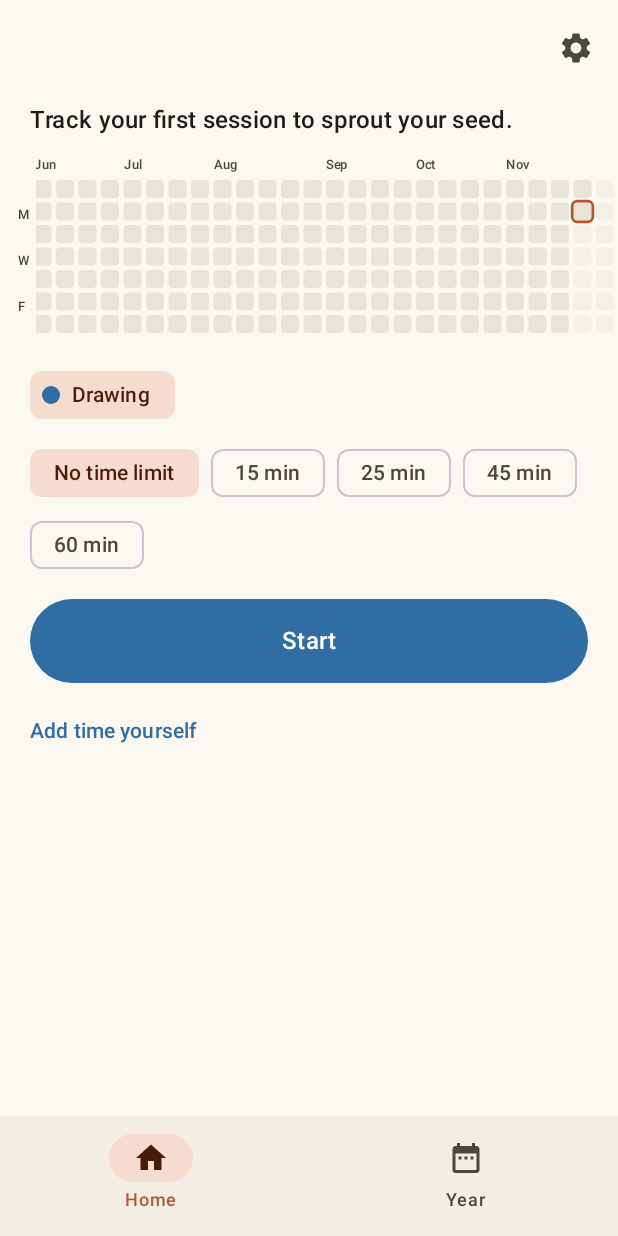
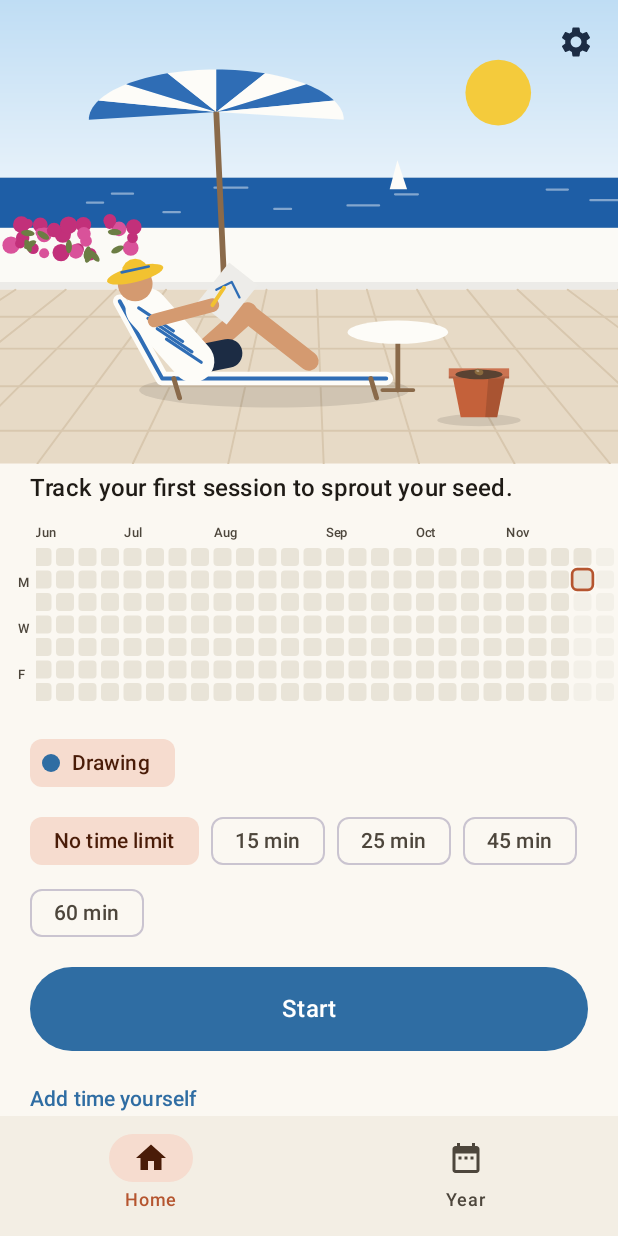
Before and after one commit to heezworks/grow-timer, an Android app built with Jetpack Compose: the screen it shows after launch (MainActivity), after a tap on "Start", on a phone screen of 412 x 824 dp. Run offline under Robolectric (Android 15) with nearby library versions, the phone set to English and light mode, and no system bars; our stand-ins replace Room's generated code; 1 other tap on this screen came first.

Commit message:
M3: 홈 맨 위에 테라스 장면, 식물 화면, 끝낼 때 자란 소식
- 장면은 쌓인 시간 + 정원 씨앗(설정에 한 번 만들어 둔다)으로 계산. "나"의 자세는 고른 활동을 따른다
- 장면을 누르면 식물 화면: 지금 화분, 이 화분과 보낸 시간, 다음 모습까지, 다 자란 화분들
- 끝낼 때: 잎이 하나 늘었어요 / 식물이 조금 달라졌어요 / 화분이 다 자랐어요 / 테라스에 새 물건
- 렌더러가 장면의 모든 도형(그러데이션·타원·다각형·선·자르기)을 그린다

Co-Authored-By: Claude Opus 5.5 <noreply@anthropic.com>

```diff
--- a/app/src/main/java/app/sn62kr/grow/GrowApp.kt
+++ b/app/src/main/java/app/sn62kr/grow/GrowApp.kt
@@ -17,9 +17,13 @@ import app.sn62kr.grow.timer.Notifier
 import app.sn62kr.grow.timer.SystemClockSource
 import app.sn62kr.grow.timer.TimerController
 import kotlinx.coroutines.delay
+import app.sn62kr.grow.core.garden.Garden
+import app.sn62kr.grow.core.garden.GardenState
 import kotlinx.coroutines.flow.Flow
+import kotlinx.coroutines.flow.combine
 import kotlinx.coroutines.flow.distinctUntilChanged
 import kotlinx.coroutines.flow.first
+import kotlinx.coroutines.launch
 import kotlinx.coroutines.flow.flow
 import java.time.LocalDate
 import java.time.DayOfWeek
@@ -43,6 +47,9 @@ class Graph(
     /** 오늘(현지). 자정이 지나면 바뀐다 — 30초마다 본다. */
     val today: Flow<LocalDate> = flow { while (true) { emit(clock.today()); delay(30_000) } }.distinctUntilChanged()
 
+    /** 정원(식물·정물): 쌓인 시간 전체 + 정원 씨앗에서 계산(design.md 5절). */
+    val garden: Flow<GardenState> = combine(records.totalSec, settings.gardenSeed) { t, s -> Garden.of(t, s) }
+
     /** 주의 첫날. 기기 로케일을 따른다(design.md 2절). 설정에서 바꾸기는 M5. */
     fun weekStart(): DayOfWeek = WeekFields.of(Locale.getDefault()).firstDayOfWeek
 
@@ -54,4 +61,10 @@ class Graph(
 
 class GrowApp : Application() {
     val graph by lazy { Graph(this) }
+
+    override fun onCreate() {
+        super.onCreate()
+        @OptIn(kotlinx.coroutines.DelicateCoroutinesApi::class)
+        kotlinx.coroutines.GlobalScope.launch { graph.settings.ensureGardenSeed() } // 정원 씨앗은 처음 한 번
+    }
 }
--- a/app/src/main/java/app/sn62kr/grow/data/Db.kt
+++ b/app/src/main/java/app/sn62kr/grow/data/Db.kt
@@ -88,6 +88,9 @@ interface SessionDao {
     @Query("SELECT localDate, SUM(durationSec) AS sec FROM session WHERE (:activityId IS NULL OR activityId = :activityId) GROUP BY localDate")
     fun observeDailySums(activityId: String?): Flow<List<DaySum>>
 
+    @Query("SELECT COALESCE(SUM(durationSec), 0) FROM session")
+    fun observeTotal(): Flow<Long>
+
     /** 기간 안의 활동별 합. 날짜는 YYYY-MM-DD 글자라 글자 비교가 곧 날짜 비교다. */
     @Query("SELECT activityId, SUM(durationSec) AS sec FROM session WHERE localDate BETWEEN :from AND :to GROUP BY activityId ORDER BY sec DESC")
     fun observeActivitySums(from: String, to: String): Flow<List<ActivitySum>>
--- a/app/src/main/java/app/sn62kr/grow/data/Records.kt
+++ b/app/src/main/java/app/sn62kr/grow/data/Records.kt
@@ -25,6 +25,9 @@ class Records(private val db: GrowDb, private val clock: () -> Long = System::cu
     /** 날짜 → 그날 합(초). 격자와 누적이 이것 하나로 계산된다(design.md 5절: 계산하고 저장하지 않는다). */
     fun daily(activityId: String? = null): Flow<Map<LocalDate, Int>> =
         sessions.observeDailySums(activityId).map { l -> l.associate { Days.parse(it.localDate) to it.sec } }
+
+    /** 모든 기록의 합(초). 식물과 정물이 이것에서 계산된다. */
+    val totalSec: Flow<Long> = sessions.observeTotal()
 
     /** 그해 활동별 합(초), 많은 순. */
     fun activityTotals(year: Int): Flow<List<Pair<String, Long>>> =
--- a/app/src/main/java/app/sn62kr/grow/data/Stores.kt
+++ b/app/src/main/java/app/sn62kr/grow/data/Stores.kt
@@ -5,6 +5,7 @@ import androidx.datastore.core.DataStore
 import androidx.datastore.preferences.core.Preferences
 import androidx.datastore.preferences.core.booleanPreferencesKey
 import androidx.datastore.preferences.core.edit
+import androidx.datastore.preferences.core.longPreferencesKey
 import androidx.datastore.preferences.core.stringPreferencesKey
 import androidx.datastore.preferences.preferencesDataStore
 import app.sn62kr.grow.core.time.RunningTimer
@@ -51,7 +52,21 @@ class SettingsStore(private val ds: DataStore<Preferences>) {
     private val onboarded = booleanPreferencesKey("onboarded")
     private val askedNotify = booleanPreferencesKey("askedNotify")
 
+    private val gardenSeedKey = longPreferencesKey("gardenSeed")
+
     val isOnboarded: Flow<Boolean> = ds.data.map { it[onboarded] ?: false }
+
+    /**
+     * 정원 씨앗: 식물 종 순서·모양과 정물 순서를 정한다. 처음 읽을 때 한 번 만든다. 자동 백업에 들어가고(settings 파일),
+     * JSON 백업에도 넣는다(M5) — 폰을 바꿔도 같은 정원.
+     */
+    val gardenSeed: Flow<Long> = ds.data.map { it[gardenSeedKey] ?: 0L }
+
+    suspend fun ensureGardenSeed(): Long {
+        var out = 0L
+        ds.edit { p -> out = p[gardenSeedKey] ?: java.security.SecureRandom().nextLong().also { p[gardenSeedKey] = it } }
+        return out
+    }
     val hasAskedNotify: Flow<Boolean> = ds.data.map { it[askedNotify] ?: false }
 
     suspend fun setOnboarded() = ds.edit { it[onboarded] = true }
--- a/app/src/main/java/app/sn62kr/grow/render/AndroidRenderer.kt
+++ b/app/src/main/java/app/sn62kr/grow/render/AndroidRenderer.kt
@@ -2,36 +2,65 @@ package app.sn62kr.grow.render
 
 import android.graphics.Bitmap
 import android.graphics.Canvas
+import android.graphics.LinearGradient
 import android.graphics.Paint
+import android.graphics.Path
 import android.graphics.RectF
+import android.graphics.Shader
+import app.sn62kr.grow.core.draw.Clip
 import app.sn62kr.grow.core.draw.Drawing
+import app.sn62kr.grow.core.draw.Ellipse
+import app.sn62kr.grow.core.draw.Line
+import app.sn62kr.grow.core.draw.Poly
 import app.sn62kr.grow.core.draw.Rect
 import app.sn62kr.grow.core.draw.RoundRect
 import app.sn62kr.grow.core.draw.RoundRectStroke
+import app.sn62kr.grow.core.draw.VGradient
 
 /** core의 그리기 목록 → android.graphics.Canvas. 화면(Compose)·위젯 비트맵·카드가 이 하나를 쓴다(D45). */
 object AndroidRenderer {
     private val fill = Paint(Paint.ANTI_ALIAS_FLAG).apply { style = Paint.Style.FILL }
-    private val stroke = Paint(Paint.ANTI_ALIAS_FLAG).apply { style = Paint.Style.STROKE }
+    private val stroke = Paint(Paint.ANTI_ALIAS_FLAG).apply {
+        style = Paint.Style.STROKE; strokeCap = Paint.Cap.ROUND; strokeJoin = Paint.Join.ROUND
+    }
+    private val path = Path()
     private val rf = RectF()
 
     /** [d]를 너비 [widthPx]로 늘려 그린다. 메인 스레드에서만 부른다(Paint를 같이 쓴다). */
     fun draw(c: Canvas, d: Drawing, widthPx: Float) {
         val k = widthPx / d.width
-        c.save(); c.scale(k, k)
+        val outer = c.save(); c.scale(k, k)
         for (op in d.ops) when (op) {
-            is Rect -> { fill.color = op.color; c.drawRect(op.x, op.y, op.x + op.w, op.y + op.h, fill) }
-            is RoundRect -> { fill.color = op.color; rf.set(op.x, op.y, op.x + op.w, op.y + op.h); c.drawRoundRect(rf, op.r, op.r, fill) }
+            is Rect -> { fill.shader = null; fill.color = op.color; c.drawRect(op.x, op.y, op.x + op.w, op.y + op.h, fill) }
+            is RoundRect -> { fill.shader = null; fill.color = op.color; rf.set(op.x, op.y, op.x + op.w, op.y + op.h); c.drawRoundRect(rf, op.r, op.r, fill) }
             is RoundRectStroke -> {
                 stroke.color = op.color; stroke.strokeWidth = op.width
                 rf.set(op.x, op.y, op.x + op.w, op.y + op.h); c.drawRoundRect(rf, op.r, op.r, stroke)
             }
+            is VGradient -> {
+                fill.shader = LinearGradient(0f, op.y, 0f, op.y + op.h, op.top, op.bottom, Shader.TileMode.CLAMP)
+                c.drawRect(op.x, op.y, op.x + op.w, op.y + op.h, fill); fill.shader = null
+            }
+            is Ellipse -> {
+                fill.shader = null; fill.color = op.color
+                c.save(); c.translate(op.cx, op.cy); c.rotate(Math.toDegrees(op.rot.toDouble()).toFloat())
+                rf.set(-op.rx, -op.ry, op.rx, op.ry); c.drawOval(rf, fill); c.restore()
+            }
+            is Poly -> { fill.shader = null; fill.color = op.color; build(op.pts, true); c.drawPath(path, fill) }
+            is Line -> { stroke.color = op.color; stroke.strokeWidth = op.width; build(op.pts, false); c.drawPath(path, stroke) }
+            is Clip -> c.clipRect(op.x, op.y, op.x + op.w, op.y + op.h) // Compose Canvas는 기본으로 자르지 않는다(S2)
         }
-        c.restore()
+        c.restoreToCount(outer)
     }
 
     fun toBitmap(d: Drawing, widthPx: Int): Bitmap {
         val h = (d.height * widthPx / d.width).toInt().coerceAtLeast(1)
         return Bitmap.createBitmap(widthPx, h, Bitmap.Config.ARGB_8888).also { draw(Canvas(it), d, widthPx.toFloat()) }
     }
+
+    private fun build(p: FloatArray, close: Boolean) {
+        path.rewind(); path.moveTo(p[0], p[1]); var i = 2
+        while (i < p.size) { path.lineTo(p[i], p[i + 1]); i += 2 }
+        if (close) path.close()
+    }
 }
--- a/app/src/main/java/app/sn62kr/grow/ui/MainActivity.kt
+++ b/app/src/main/java/app/sn62kr/grow/ui/MainActivity.kt
@@ -21,6 +21,8 @@ import androidx.compose.ui.res.stringResource
 import androidx.navigation.compose.currentBackStackEntryAsState
 import app.sn62kr.grow.R
 import app.sn62kr.grow.ui.records.YearScreen
+import app.sn62kr.grow.ui.plant.PlantScreen
+import app.sn62kr.grow.ui.plant.PlantViewModel
 import app.sn62kr.grow.ui.records.YearViewModel
 import androidx.compose.material3.MaterialTheme
 import androidx.compose.material3.Surface
@@ -69,6 +71,7 @@ private object Routes {
     const val HOME = "home"
     const val YEAR = "year"
     const val ACTIVITIES = "activities"
+    const val PLANT = "plant"
 }
 
 /** 아래 탭: 홈 · 한 해. 친구 탭은 M4b에서(design.md 3절). */
@@ -104,10 +107,13 @@ private fun AppNav(g: Graph) {
             }
         }
         composable(Routes.HOME) {
-            HomeRoute(viewModel { HomeViewModel(g) }, onActivities = { nav.navigate(Routes.ACTIVITIES) })
+            HomeRoute(viewModel { HomeViewModel(g) }, onActivities = { nav.navigate(Routes.ACTIVITIES) }, onPlant = { nav.navigate(Routes.PLANT) })
         }
         composable(Routes.YEAR) {
             YearScreen(viewModel { YearViewModel(g) }, Modifier.statusBarsPadding())
+        }
+        composable(Routes.PLANT) {
+            PlantScreen(viewModel { PlantViewModel(g) }, onBack = { nav.popBackStack() })
         }
         composable(Routes.ACTIVITIES) {
             ActivitiesScreen(viewModel { ActivitiesViewModel(g) }, onBack = { nav.popBackStack() })
--- /dev/null
+++ b/app/src/main/java/app/sn62kr/grow/ui/SceneView.kt
@@ -0,0 +1,51 @@
+package app.sn62kr.grow.ui
+
+import androidx.compose.foundation.Canvas
+import androidx.compose.foundation.isSystemInDarkTheme
+import androidx.compose.foundation.layout.aspectRatio
+import androidx.compose.runtime.Composable
+import androidx.compose.runtime.remember
+import androidx.compose.ui.Modifier
+import androidx.compose.ui.graphics.drawscope.drawIntoCanvas
+import androidx.compose.ui.graphics.nativeCanvas
+import androidx.compose.ui.semantics.contentDescription
+import androidx.compose.ui.semantics.semantics
+import app.sn62kr.grow.core.draw.DrawBuilder
+import app.sn62kr.grow.core.draw.Palette
+import app.sn62kr.grow.core.draw.PlantArt
+import app.sn62kr.grow.core.draw.Pose
+import app.sn62kr.grow.core.draw.SceneArt
+import app.sn62kr.grow.core.draw.SceneInput
+import app.sn62kr.grow.core.draw.PlantSpot
+import app.sn62kr.grow.core.garden.GardenState
+import app.sn62kr.grow.core.garden.PlantState
+import app.sn62kr.grow.render.AndroidRenderer
+
+/** 정원 상태 → 장면 입력. 지금 식물이 첫째, 다 자란 것은 최근 것부터. */
+fun sceneInput(gs: GardenState, seed: Long, pose: Pose, dusk: Boolean, square: Boolean = false) = SceneInput(
+    seed, pose, gs.stillLife,
+    (listOf(gs.current) + gs.grown.reversed()).map { PlantSpot(it.species, it.seed, it.growth) },
+    square, dusk,
+)
+
+/** 테라스 장면(D57). 그림은 저장하지 않고 입력으로 매번 그린다(D43). */
+@Composable
+fun SceneView(gs: GardenState, seed: Long, pose: Pose, description: String, modifier: Modifier = Modifier, square: Boolean = false) {
+    val dusk = isSystemInDarkTheme()
+    val drawing = remember(gs, seed, pose, dusk, square) { SceneArt.build(sceneInput(gs, seed, pose, dusk, square)) }
+    Canvas(modifier.aspectRatio(SceneArt.W / SceneArt.height(square)).semantics { contentDescription = description }) {
+        drawIntoCanvas { AndroidRenderer.draw(it.nativeCanvas, drawing, size.width) }
+    }
+}
+
+/** 화분 하나만 크게(식물 화면). */
+@Composable
+fun PlantView(p: PlantState, description: String, modifier: Modifier = Modifier) {
+    val dusk = isSystemInDarkTheme()
+    val drawing = remember(p, dusk) {
+        DrawBuilder(110f, 130f).also { PlantArt.draw(it, 55f, 122f, 1.2f, p.seed, p.species, p.growth, if (dusk) Palette.DUSK else Palette.DAY) }.build()
+    }
+    Canvas(modifier.aspectRatio(110f / 130f).semantics { contentDescription = description }) {
+        drawIntoCanvas { AndroidRenderer.draw(it.nativeCanvas, drawing, size.width) }
+    }
+}
--- a/app/src/main/java/app/sn62kr/grow/ui/home/HomeScreen.kt
+++ b/app/src/main/java/app/sn62kr/grow/ui/home/HomeScreen.kt
@@ -54,6 +54,10 @@ import app.sn62kr.grow.core.model.Session
 import app.sn62kr.grow.core.model.Source
 import app.sn62kr.grow.ui.ColorDot
 import app.sn62kr.grow.ui.SessionRow
+import app.sn62kr.grow.ui.SceneView
+import app.sn62kr.grow.ui.plant.label
+import androidx.compose.ui.Alignment
+import androidx.compose.ui.graphics.Color
 import app.sn62kr.grow.ui.DaySheet
 import app.sn62kr.grow.ui.YearGridView
 import app.sn62kr.grow.ui.Text
@@ -64,14 +68,19 @@ import java.time.format.FormatStyle
 
 /** 홈. 타이머가 돌고 있으면 타이머 화면이 먼저 나온다(design.md 3절). */
 @Composable
-fun HomeRoute(vm: HomeViewModel, onActivities: () -> Unit) {
+fun HomeRoute(vm: HomeViewModel, onActivities: () -> Unit, onPlant: () -> Unit = {}) {
     val ctx = LocalContext.current
     val snack = remember { SnackbarHostState() }
     val scope = rememberCoroutineScope()
     LaunchedEffect(vm) {
         vm.events.collect { e ->
             when (e) {
-                is HomeEvent.Finished -> snack.showSnackbar(ctx.getString(R.string.timer_done, Text.with(ctx, e.activityName), Text.duration(ctx, e.sec.toLong())))
+                is HomeEvent.Finished -> snack.showSnackbar(
+                    ctx.getString(R.string.timer_done, Text.with(ctx, e.activityName), Text.duration(ctx, e.sec.toLong())) + " " +
+                        ctx.getString(when (e.growth) {
+                            Growth.LEAF -> R.string.grew_leaf; Growth.STAGE -> R.string.grew_stage
+                            Growth.FULL -> R.string.grew_full; Growth.STILL_LIFE -> R.string.grew_still
+                        }))
                 is HomeEvent.Added -> snack.showSnackbar(ctx.getString(R.string.manual_added, e.activityName, Text.duration(ctx, e.sec.toLong()),
                     Text.dayName(ctx, e.date, vm.today.value)))
                 is HomeEvent.Deleted -> scope.launch {
@@ -85,14 +94,14 @@ fun HomeRoute(vm: HomeViewModel, onActivities: () -> Unit) {
     Scaffold(snackbarHost = { SnackbarHost(snack) }) { pad ->
         when (val r = running) {
             is Loaded.Loading -> Box(Modifier.fillMaxSize())
-            is Loaded.Value -> r.v?.let { TimerScreen(vm, it, pad) } ?: HomeScreen(vm, pad, onActivities)
+            is Loaded.Value -> r.v?.let { TimerScreen(vm, it, pad) } ?: HomeScreen(vm, pad, onActivities, onPlant)
         }
     }
 }
 
 @OptIn(ExperimentalMaterial3Api::class, ExperimentalLayoutApi::class)
 @Composable
-private fun HomeScreen(vm: HomeViewModel, pad: PaddingValues, onActivities: () -> Unit) {
+private fun HomeScreen(vm: HomeViewModel, pad: PaddingValues, onActivities: () -> Unit, onPlant: () -> Unit) {
     val ctx = LocalContext.current
     val all by vm.activities.collectAsStateWithLifecycle()
     val active = all.filter { !it.archived }
@@ -103,6 +112,8 @@ private fun HomeScreen(vm: HomeViewModel, pad: PaddingValues, onActivities: () -
     val grid by vm.grid.collectAsStateWithLifecycle()
     val yearSec by vm.yearSec.collectAsStateWithLifecycle()
     val day by vm.selectedDay.collectAsStateWithLifecycle()
+    val garden by vm.garden.collectAsStateWithLifecycle()
+    val seed by vm.gardenSeed.collectAsStateWithLifecycle()
     val daySessions by vm.daySessions.collectAsStateWithLifecycle()
     val chosen = selected?.takeIf { id -> active.any { it.id == id } } ?: active.firstOrNull()?.id
     var adding by rememberSaveable { mutableStateOf(false) }
@@ -112,15 +123,19 @@ private fun HomeScreen(vm: HomeViewModel, pad: PaddingValues, onActivities: () -
     val ask = rememberLauncherForActivityResult(ActivityResultContracts.RequestPermission()) { vm.start() }
     val askedBefore by vm.askedNotify.collectAsStateWithLifecycle()
 
-    LazyColumn(Modifier.fillMaxSize().padding(top = pad.calculateTopPadding()), contentPadding = PaddingValues(bottom = 32.dp)) {
+    LazyColumn(Modifier.fillMaxSize(), contentPadding = PaddingValues(bottom = 32.dp)) {
         item {
-            CenterAlignedTopAppBar(
-                title = {},
-                windowInsets = WindowInsets(0),
-                actions = {
-                    IconButton(onClick = onActivities) { Icon(Icons.Default.Settings, stringResource(R.string.home_activities)) }
-                },
-            )
+            // 장면이 홈의 맨 위(spec 2-1: 지금 키우는 식물). 누르면 식물 화면. 설정은 장면 위 오른쪽.
+            Box {
+                garden?.let { gs ->
+                    val plantName = stringResource(gs.current.species.label())
+                    SceneView(gs, seed, vm.poseFor(chosen), stringResource(R.string.scene_desc, plantName, gs.stillLife),
+                        Modifier.fillMaxWidth().clickable(onClick = onPlant))
+                }
+                IconButton(onClick = onActivities, modifier = Modifier.align(Alignment.TopEnd).padding(4.dp)) {
+                    Icon(Icons.Default.Settings, stringResource(R.string.home_activities), tint = Color(0xFF1C2C44))
+                }
+            }
         }
         item {
             val total = sessions.sumOf { it.durationSec.toLong() }
--- a/app/src/main/res/values/strings.xml
+++ b/app/src/main/res/values/strings.xml
@@ -125,4 +125,22 @@
     <string name="day_empty">No time on this day.</string>
     <string name="day_add">Add time to this day</string>
     <string name="home_year_total">%1$s this year</string>
+
+    <!-- 식물과 장면(M3, D57). 지중해·휴가는 말하지 않는다(D56) -->
+    <string name="species_olive">Olive</string>
+    <string name="species_lemon">Lemon</string>
+    <string name="species_lavender">Lavender</string>
+    <string name="species_geranium">Geranium</string>
+    <string name="plant_title">Pot %1$d · %2$s</string>
+    <string name="plant_next">%1$s until it changes</string>
+    <string name="plant_with">%1$s with this one</string>
+    <string name="plant_grown">Fully grown</string>
+    <string name="still_next">%1$s until something new shows up on the terrace</string>
+    <string name="scene_desc">Terrace with %1$s in a pot, %2$d things around.</string>
+    <string name="plant_desc">%1$s, stage %2$d of 5.</string>
+    <string name="grew_leaf">A new leaf grew.</string>
+    <string name="grew_stage">Your plant looks a little different now.</string>
+    <string name="grew_full">Your plant is fully grown. A new pot is waiting.</string>
+    <string name="grew_still">Something new is on the terrace.</string>
+    <string name="back_home">Back</string>
 </resources>
```
Also changed, not shown: app/src/main/java/app/sn62kr/grow/ui/home/HomeViewModel.kt (+26 -2 lines), app/src/main/java/app/sn62kr/grow/ui/plant/PlantScreen.kt (added, +98 -0 lines), 2 other files.
